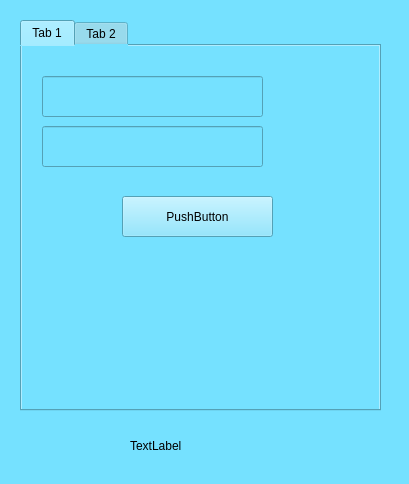
Old version of the form loginpage.ui in the repository ehsan-esf0/Qt-Game.
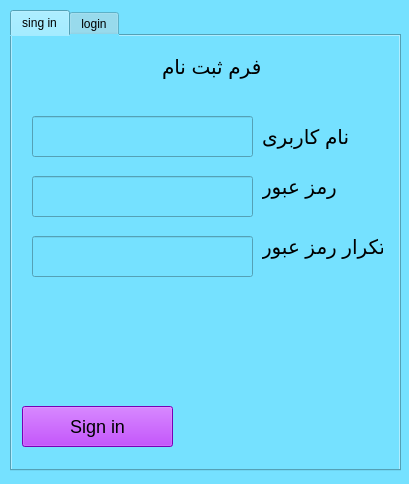
New version of the form. The open tabs and pages were chosen to show the change.

The edit to the form file:
```diff
--- a/loginpage.ui
+++ b/loginpage.ui
@@ -25,10 +25,10 @@
   <widget class="QTabWidget" name="tabWidget">
    <property name="geometry">
     <rect>
-     <x>20</x>
-     <y>20</y>
-     <width>361</width>
-     <height>391</height>
+     <x>10</x>
+     <y>10</y>
+     <width>391</width>
+     <height>461</height>
     </rect>
    </property>
    <property name="currentIndex">
@@ -36,13 +36,13 @@
    </property>
    <widget class="QWidget" name="tab">
     <attribute name="title">
-     <string>Tab 1</string>
+     <string>sing in</string>
     </attribute>
     <widget class="QLineEdit" name="username">
      <property name="geometry">
       <rect>
        <x>20</x>
-       <y>30</y>
+       <y>80</y>
        <width>221</width>
        <height>41</height>
       </rect>
@@ -52,7 +52,7 @@
      <property name="geometry">
       <rect>
        <x>20</x>
-       <y>80</y>
+       <y>140</y>
        <width>221</width>
        <height>41</height>
       </rect>
@@ -61,20 +61,162 @@
     <widget class="QPushButton" name="singin">
      <property name="geometry">
       <rect>
-       <x>100</x>
-       <y>150</y>
+       <x>10</x>
+       <y>370</y>
        <width>151</width>
        <height>41</height>
       </rect>
      </property>
+     <property name="styleSheet">
+      <string notr="true">background-color : rgb(170, 0, 255);
+font-color : 20px;
+font-size : 18px;
+</string>
+     </property>
      <property name="text">
-      <string>PushButton</string>
+      <string>Sign in</string>
+     </property>
+    </widget>
+    <widget class="QLabel" name="labeu">
+     <property name="geometry">
+      <rect>
+       <x>250</x>
+       <y>80</y>
+       <width>121</width>
+       <height>41</height>
+      </rect>
+     </property>
+     <property name="styleSheet">
+      <string notr="true">color : black;
+font-size : 20px;
+</string>
+     </property>
+     <property name="text">
+      <string>نام کاربری</string>
+     </property>
+     <property name="alignment">
+      <set>Qt::AlignmentFlag::AlignRight|Qt::AlignmentFlag::AlignTrailing|Qt::AlignmentFlag::AlignVCenter</set>
+     </property>
+    </widget>
+    <widget class="QLabel" name="label_2">
+     <property name="geometry">
+      <rect>
+       <x>250</x>
+       <y>130</y>
+       <width>121</width>
+       <height>41</height>
+      </rect>
+     </property>
+     <property name="styleSheet">
+      <string notr="true">color : black;
+font-size : 20px;
+</string>
+     </property>
+     <property name="text">
+      <string>رمز عبور</string>
+     </property>
+     <property name="alignment">
+      <set>Qt::AlignmentFlag::AlignRight|Qt::AlignmentFlag::AlignTrailing|Qt::AlignmentFlag::AlignVCenter</set>
+     </property>
+    </widget>
+    <widget class="QLabel" name="label_3">
+     <property name="geometry">
+      <rect>
+       <x>150</x>
+       <y>10</y>
+       <width>121</width>
+       <height>41</height>
+      </rect>
+     </property>
+     <property name="styleSheet">
+      <string notr="true">color : black;
+font-size : 20px;
+</string>
+     </property>
+     <property name="text">
+      <string>فرم ثبت نام</string>
+     </property>
+     <property name="alignment">
+      <set>Qt::AlignmentFlag::AlignRight|Qt::AlignmentFlag::AlignTrailing|Qt::AlignmentFlag::AlignVCenter</set>
+     </property>
+    </widget>
+    <widget class="QLineEdit" name="password_3">
+     <property name="geometry">
+      <rect>
+       <x>20</x>
+       <y>200</y>
+       <width>221</width>
+       <height>41</height>
+      </rect>
+     </property>
+    </widget>
+    <widget class="QLabel" name="label_4">
+     <property name="geometry">
+      <rect>
+       <x>250</x>
+       <y>190</y>
+       <width>121</width>
+       <height>41</height>
+      </rect>
+     </property>
+     <property name="styleSheet">
+      <string notr="true">color : black;
+font-size : 20px;
+</string>
+     </property>
+     <property name="text">
+      <string>تکرار رمز عبور</string>
+     </property>
+     <property name="alignment">
+      <set>Qt::AlignmentFlag::AlignRight|Qt::AlignmentFlag::AlignTrailing|Qt::AlignmentFlag::AlignVCenter</set>
+     </property>
+    </widget>
+    <widget class="QLabel" name="label_5">
+     <property name="geometry">
+      <rect>
+       <x>40</x>
+       <y>260</y>
+       <width>301</width>
+       <height>81</height>
+      </rect>
+     </property>
+     <property name="styleSheet">
+      <string notr="true">color : red;
+font-size : 15px;
+</string>
+     </property>
+     <property name="text">
+      <string/>
+     </property>
+     <property name="alignment">
+      <set>Qt::AlignmentFlag::AlignRight|Qt::AlignmentFlag::AlignTrailing|Qt::AlignmentFlag::AlignVCenter</set>
+     </property>
+    </widget>
+    <widget class="QLabel" name="label_9">
+     <property name="geometry">
+      <rect>
+       <x>180</x>
+       <y>370</y>
+       <width>181</width>
+       <height>31</height>
+      </rect>
+     </property>
+     <property name="styleSheet">
+      <string notr="true">color : red;
+font-size : 15px;
+</string>
+     </property>
+     <property name="text">
+      <string/>
+     </property>
+     <property name="alignment">
+      <set>Qt::AlignmentFlag::AlignRight|Qt::AlignmentFlag::AlignTrailing|Qt::AlignmentFlag::AlignVCenter</set>
      </property>
     </widget>
    </widget>
    <widget class="QWidget" name="tab_2">
     <attribute name="title">
-     <string>Tab 2</string>
+     <string>login</string>
     </attribute>
     <widget class="QLineEdit" name="username_2">
      <property name="geometry">
@@ -111,19 +253,6 @@
     </widget>
    </widget>
   </widget>
-  <widget class="QLabel" name="label">
-   <property name="geometry">
-    <rect>
-     <x>130</x>
-     <y>430</y>
-     <width>141</width>
-     <height>31</height>
-    </rect>
-   </property>
-   <property name="text">
-    <string>TextLabel</string>
-   </property>
-  </widget>
  </widget>
  <resources/>
  <connections/>
```
Left out of the diff: 85 changed lines with no effect on the pictures.
